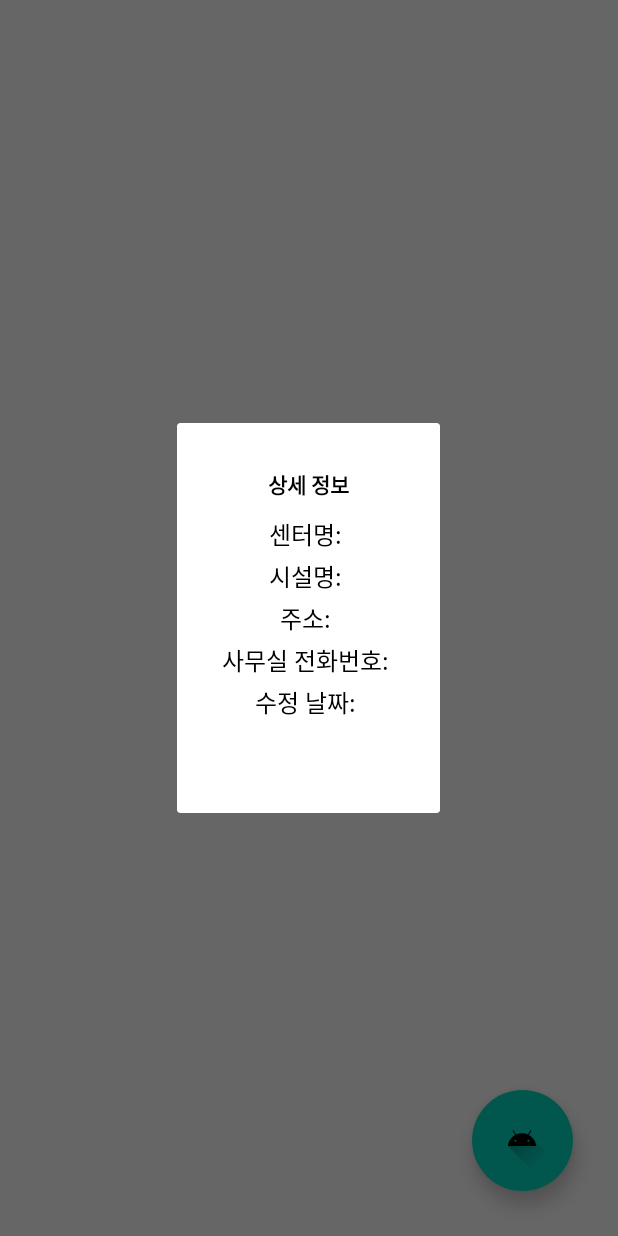
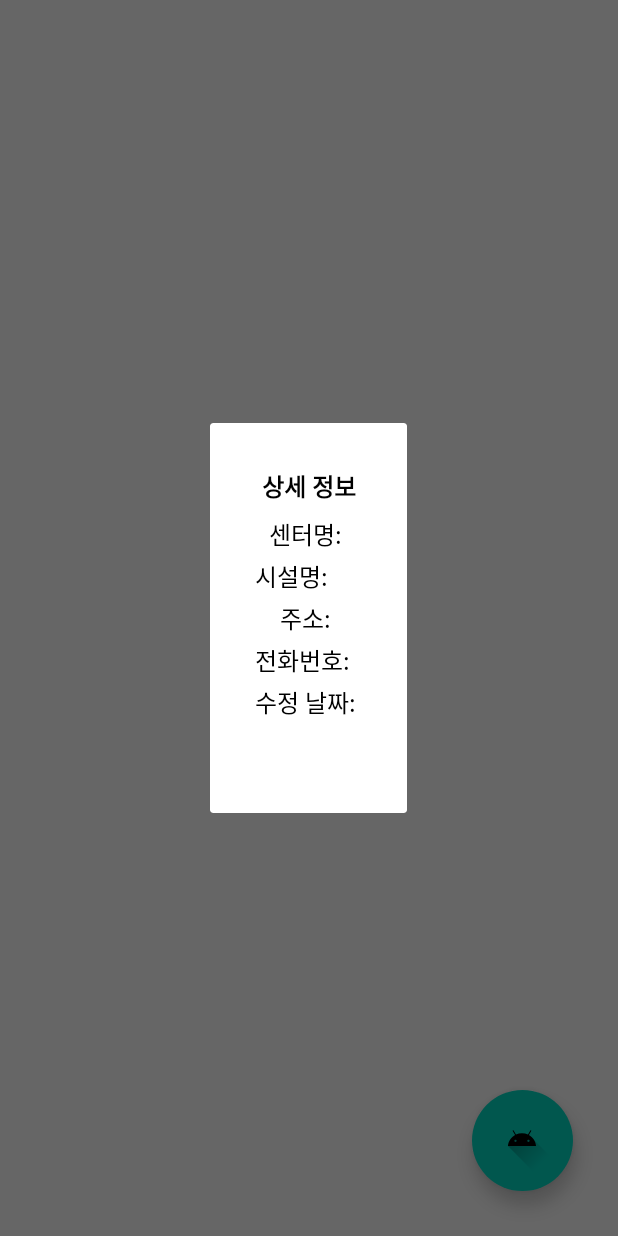
Before and after one commit to dlawldn10/COVID19_Map, an Android app: the fragment CenterInfoDialogFragment placed in its activity, on a phone screen of 412 x 824 dp. Run offline under Robolectric (Android 15) with nearby library versions, the phone set to English and light mode, and no system bars; our stand-ins replace Dagger/Hilt's generated code, data binding; libraries missing offline, so code that uses them is left out: com.naver.maps; 3 statements that could not run were skipped.

Commit message:
style: dialog 폰트 크기 수정

```diff
--- a/app/src/main/AndroidManifest.xml
+++ b/app/src/main/AndroidManifest.xml
@@ -26,6 +26,18 @@
             android:name=".controller.SplashActivity"
             android:exported="true">
 
+
+
+            <meta-data
+                android:name="android.app.lib_name"
+                android:value="" />
+        </activity>
+
+        <activity
+            android:name=".controller.MainActivity"
+            android:exported="true"
+            android:theme="@style/Theme.COVID19_Map.NoActionBar">
+
             <intent-filter>
                 <action android:name="android.intent.action.MAIN" />
 
@@ -37,18 +49,6 @@
                 android:value="" />
         </activity>
 
-        <activity
-            android:name=".controller.MainActivity"
-            android:exported="true"
-            android:theme="@style/Theme.COVID19_Map.NoActionBar">
-
-
-
-            <meta-data
-                android:name="android.app.lib_name"
-                android:value="" />
-        </activity>
-
 
     </application>
 
--- a/app/src/main/res/layout/dialog_center_info.xml
+++ b/app/src/main/res/layout/dialog_center_info.xml
@@ -17,6 +17,7 @@
         android:layout_height="wrap_content"
         android:orientation="vertical"
         android:background="@drawable/dialog_background"
+        android:backgroundTint="@color/transparent"
         android:padding="@dimen/default_padding"
         android:layout_gravity="center"
         tools:context=".CenterInfoFragment">
@@ -27,6 +28,7 @@
             android:textColor="@color/black"
             android:text="상세 정보"
             android:textStyle="bold"
+            android:textSize="@dimen/default_font_size"
 
             app:layout_constraintLeft_toLeftOf="parent"
             app:layout_constraintRight_toRightOf="parent"
@@ -60,7 +62,7 @@
                     android:text="센터명: "
                     android:textColor="@color/black"
 
-                    android:textSize="16sp"
+                    android:textSize="@dimen/default_font_size"
                     app:layout_constraintBottom_toBottomOf="parent"
                     app:layout_constraintEnd_toStartOf="@+id/center_name_text_view"
                     app:layout_constraintHorizontal_bias="0.5"
@@ -72,7 +74,7 @@
                     android:layout_width="wrap_content"
                     android:layout_height="wrap_content"
                     android:text="@{viewModel.centerName}"
-                    android:textSize="16sp"
+                    android:textSize="@dimen/default_font_size"
 
                     app:layout_constraintBottom_toBottomOf="parent"
                     app:layout_constraintStart_toEndOf="@+id/center_name"
@@ -89,7 +91,6 @@
                 android:paddingVertical="2dp"
 
                 app:layout_constraintLeft_toLeftOf="parent"
-                app:layout_constraintRight_toRightOf="parent"
                 app:layout_constraintTop_toBottomOf="@+id/center_name_wrapper">
 
                 <TextView
@@ -99,7 +100,7 @@
                     android:text="시설명: "
                     android:textColor="@color/black"
 
-                    android:textSize="16sp"
+                    android:textSize="@dimen/default_font_size"
                     app:layout_constraintBottom_toBottomOf="parent"
                     app:layout_constraintEnd_toStartOf="@+id/facility_name_text_view"
                     app:layout_constraintStart_toStartOf="parent"
@@ -110,7 +111,7 @@
                     android:layout_width="wrap_content"
                     android:layout_height="wrap_content"
                     android:text="@{viewModel.facilityName}"
-                    android:textSize="16sp"
+                    android:textSize="@dimen/default_font_size"
 
                     app:layout_constraintBottom_toBottomOf="parent"
                     app:layout_constraintHorizontal_bias="0.5"
@@ -138,7 +139,7 @@
                     android:text="주소: "
                     android:textColor="@color/black"
 
-                    android:textSize="16sp"
+                    android:textSize="@dimen/default_font_size"
                     app:layout_constraintBottom_toBottomOf="parent"
                     app:layout_constraintEnd_toStartOf="@+id/address_text_view"
                     app:layout_constraintStart_toStartOf="parent"
@@ -149,7 +150,7 @@
                     android:layout_width="wrap_content"
                     android:layout_height="wrap_content"
                     android:text="@{viewModel.address}"
-                    android:textSize="16sp"
+                    android:textSize="@dimen/default_font_size"
 
                     app:layout_constraintBottom_toBottomOf="parent"
                     app:layout_constraintHorizontal_bias="0.5"
@@ -167,17 +168,16 @@
                 android:paddingVertical="2dp"
 
                 app:layout_constraintLeft_toLeftOf="parent"
-                app:layout_constraintRight_toRightOf="parent"
                 app:layout_constraintTop_toBottomOf="@+id/address_wrapper">
 
                 <TextView
                     android:id="@+id/phone_number"
                     android:layout_width="wrap_content"
                     android:layout_height="wrap_content"
-                    android:text="사무실 전화번호: "
+                    android:text="전화번호: "
                     android:textColor="@color/black"
 
-                    android:textSize="16sp"
+                    android:textSize="@dimen/default_font_size"
                     app:layout_constraintBottom_toBottomOf="parent"
                     app:layout_constraintEnd_toStartOf="@+id/phone_number_text_view"
                     app:layout_constraintStart_toStartOf="parent"
@@ -188,7 +188,7 @@
                     android:layout_width="wrap_content"
                     android:layout_height="wrap_content"
                     android:text="@{viewModel.phoneNumber}"
-                    android:textSize="16sp"
+                    android:textSize="@dimen/default_font_size"
 
                     app:layout_constraintBottom_toBottomOf="parent"
                     app:layout_constraintHorizontal_bias="0.5"
@@ -206,7 +206,6 @@
                 android:paddingVertical="2dp"
 
                 app:layout_constraintLeft_toLeftOf="parent"
-                app:layout_constraintRight_toRightOf="parent"
                 app:layout_constraintTop_toBottomOf="@+id/phone_number_wrapper">
 
                 <TextView
@@ -216,7 +215,7 @@
                     android:text="수정 날짜: "
                     android:textColor="@color/black"
 
-                    android:textSize="16sp"
+                    android:textSize="@dimen/default_font_size"
                     app:layout_constraintBottom_toBottomOf="parent"
                     app:layout_constraintEnd_toStartOf="@+id/updated_at_text_view"
                     app:layout_constraintStart_toStartOf="parent"
@@ -227,7 +226,7 @@
                     android:layout_width="wrap_content"
                     android:layout_height="wrap_content"
                     android:text="@{viewModel.updatedAt}"
-                    android:textSize="16sp"
+                    android:textSize="@dimen/default_font_size"
 
                     app:layout_constraintBottom_toBottomOf="parent"
                     app:layout_constraintHorizontal_bias="0.5"
--- a/app/src/main/res/values/colors.xml
+++ b/app/src/main/res/values/colors.xml
@@ -7,4 +7,5 @@
     <color name="teal_700">#FF018786</color>
     <color name="black">#FF000000</color>
     <color name="white">#FFFFFFFF</color>
+    <color name="transparent">#00FFFFFF</color>
 </resources>
--- a/app/src/main/res/values/dimens.xml
+++ b/app/src/main/res/values/dimens.xml
@@ -1,5 +1,5 @@
 <resources>
     <dimen name="fab_margin">16dp</dimen>
     <dimen name="default_padding">30dp</dimen>
-    <dimen name="default_font_size">14sp</dimen>
+    <dimen name="default_font_size">16sp</dimen>
 </resources>
```
